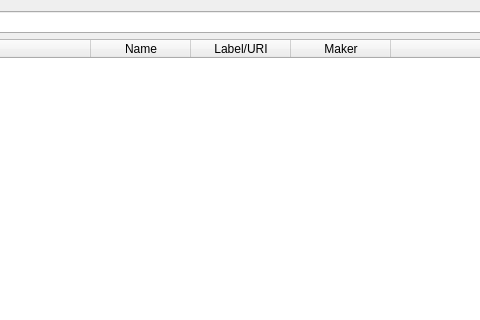
falkTX/Carla, file source/frontend/pluginlist/pluginlistdialog.ui: the form before one commit; both pictures show x 177 to 657 and y 0 to 320 of the 1100 by 683 pixel window.
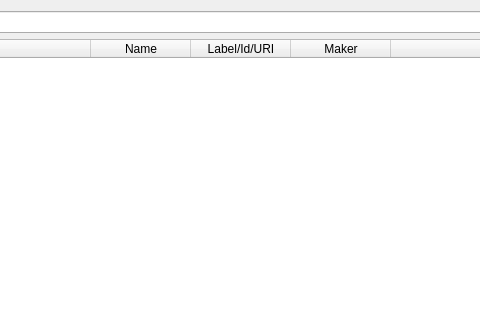
The form after the commit. Icons and pictures are not drawn.

Diff of the .ui file:
```diff
--- a/source/frontend/pluginlist/pluginlistdialog.ui
+++ b/source/frontend/pluginlist/pluginlistdialog.ui
@@ -610,7 +610,7 @@
      </column>
      <column>
       <property name="text">
-       <string>Label/URI</string>
+       <string>Label/Id/URI</string>
       </property>
      </column>
      <column>
```
